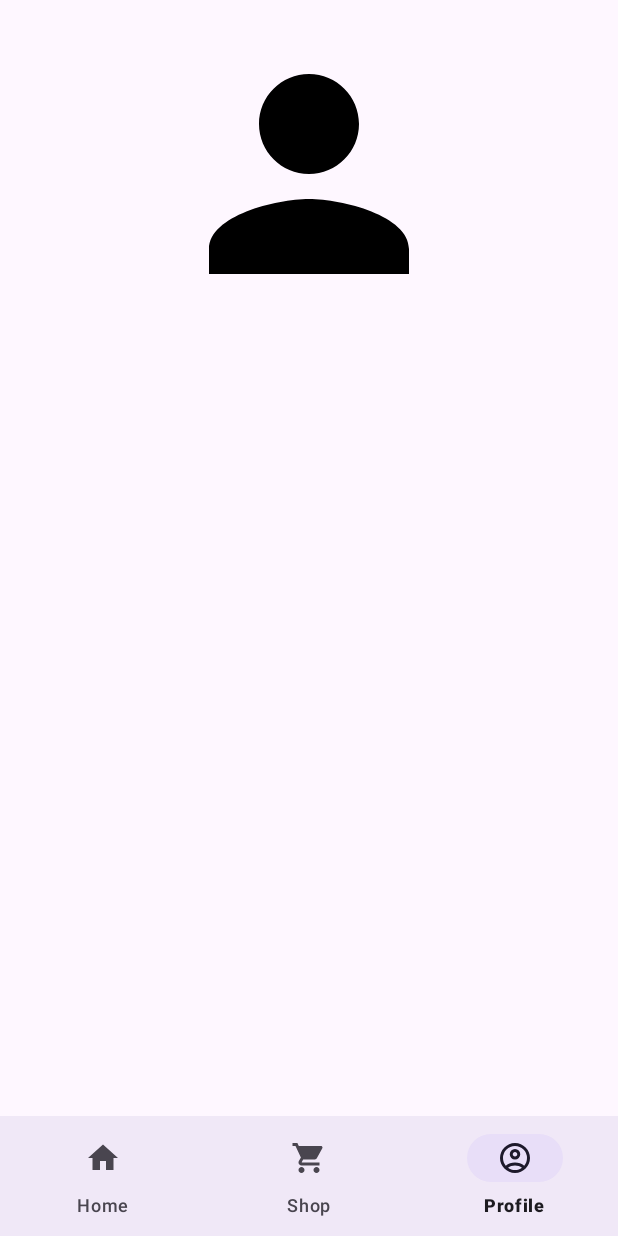
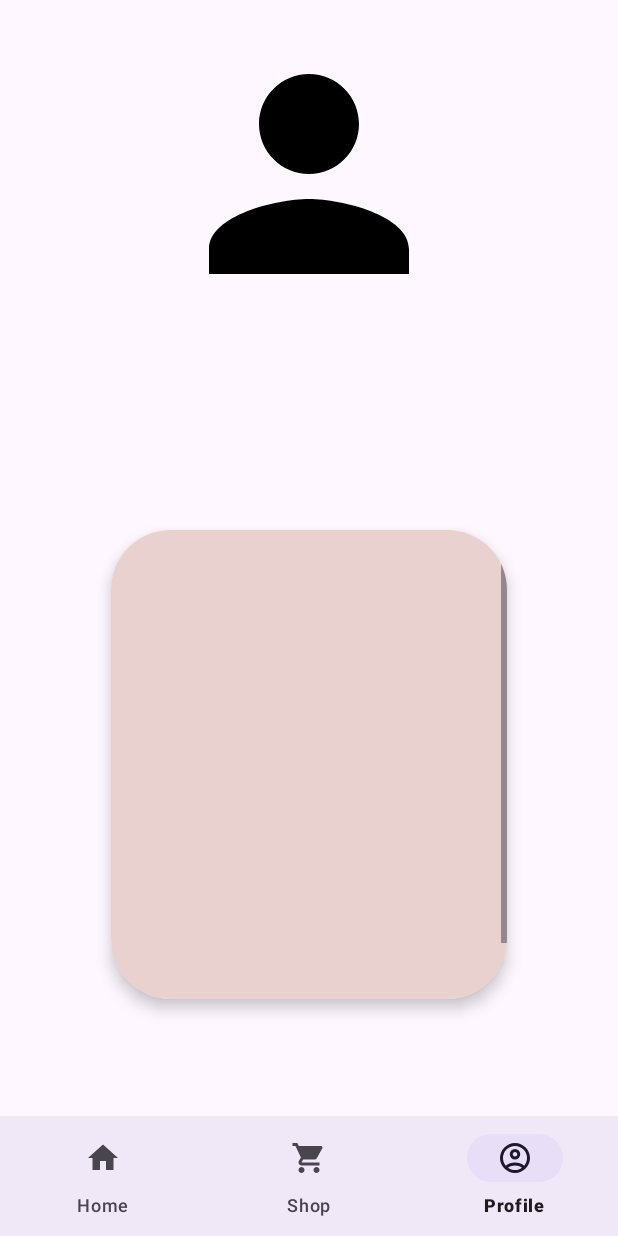
Before and after one commit to sebistuff/Show-Projects, an Android app: the screen it shows after launch (MainActivity), item 3 of the bottom bar chosen, on a phone screen of 412 x 824 dp. Run offline under Robolectric (Android 15) with nearby library versions, the phone set to English and light mode, and no system bars.

Commit message:
erstes commiten

```diff
--- a/app/src/main/res/layout/activity_main.xml
+++ b/app/src/main/res/layout/activity_main.xml
@@ -8,7 +8,7 @@
     android:layout_height="match_parent"
     tools:context=".MainActivity">
 
-    <!-- Fragment-Container für deine Screens -->
+    <!-- Fragment-Container für  Screens -->
     <FrameLayout
         android:id="@+id/fragment_container"
         android:layout_width="0dp"
@@ -24,9 +24,11 @@
         android:layout_width="0dp"
         android:layout_height="wrap_content"
         android:background="?android:attr/windowBackground"
-        app:menu="@menu/bottom_nav_menu"
         app:layout_constraintBottom_toBottomOf="parent"
+        app:layout_constraintEnd_toEndOf="parent"
+        app:layout_constraintHorizontal_bias="0.0"
         app:layout_constraintStart_toStartOf="parent"
-        app:layout_constraintEnd_toEndOf="parent" />
+        android:layout_marginTop="300dp"
+        app:menu="@menu/bottom_nav_menu" />
 
 </androidx.constraintlayout.widget.ConstraintLayout>
--- a/app/src/main/res/layout/fragment_profile.xml
+++ b/app/src/main/res/layout/fragment_profile.xml
@@ -1,11 +1,11 @@
 <?xml version="1.0" encoding="utf-8"?>
 <LinearLayout xmlns:android="http://schemas.android.com/apk/res/android"
+    xmlns:app="http://schemas.android.com/apk/res-auto"
     xmlns:tools="http://schemas.android.com/tools"
-    xmlns:app="http://schemas.android.com/apk/res-auto"
     android:layout_width="match_parent"
     android:layout_height="match_parent"
+    android:gravity="center_horizontal"
     android:orientation="vertical"
-    android:gravity="center_horizontal"
     android:padding="16dp"
     tools:context=".ProfileFragment">
 
@@ -14,26 +14,38 @@
         android:id="@+id/profile_img"
         android:layout_width="200dp"
         android:layout_height="200dp"
-        android:src="@drawable/baseline_person_24"
+        android:layout_marginBottom="16dp"
+        android:clickable="true"
+        android:contentDescription="Profile image"
+        android:focusable="true"
         android:scaleType="centerCrop"
-        android:contentDescription="Profile image"
-        android:clickable="true"
-        android:focusable="true"
-        android:layout_marginBottom="16dp" />
+        android:src="@drawable/baseline_person_24" />
 
-    <!-- Besitzliste -->
-    <ScrollView
-        android:layout_width="match_parent"
-        android:layout_height="0dp"
-        android:layout_weight="1">
+    <androidx.cardview.widget.CardView
+        android:layout_width="300dp"
+        android:layout_height="355dp"
+        android:layout_marginTop="100dp"
+        android:elevation="6dp"
+        app:cardCornerRadius="40dp"
+        app:cardElevation="6dp"
+        app:cardUseCompatPadding="true">
 
-        <LinearLayout
-            android:id="@+id/owned_items_container"
+        <ScrollView
             android:layout_width="match_parent"
-            android:layout_height="wrap_content"
-            android:orientation="vertical">
-        </LinearLayout>
+            android:layout_height="wrap_content">
 
-    </ScrollView>
+            <LinearLayout
+                android:layout_width="match_parent"
+                android:layout_height="match_parent"
+                android:background="#E9D1D0"
+                android:orientation="vertical"
+                android:minHeight="355dp"
+                android:padding="18dp">
+
+            </LinearLayout>
+        </ScrollView>
+
+    </androidx.cardview.widget.CardView>
+
 
 </LinearLayout>
```
Also changed, not shown: app/src/main/res/layout/fragment_home.xml (+7 -15 lines).
